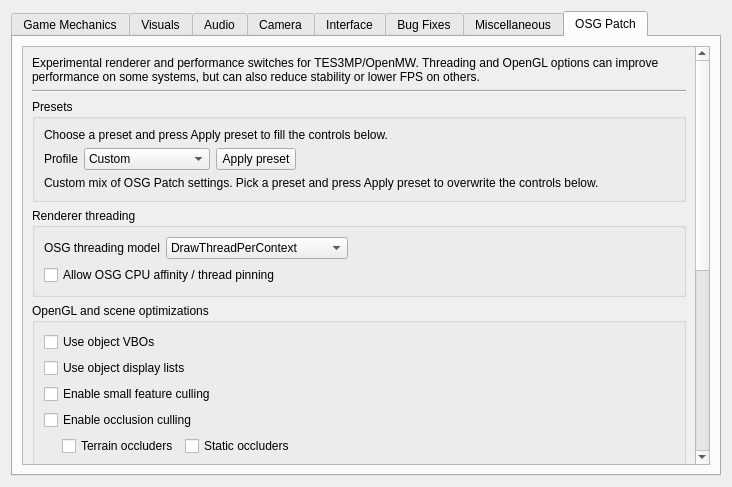
Above: files/ui/advancedpage.ui from MrZer0x0/TES3MP before the change. Below: the same form after it.
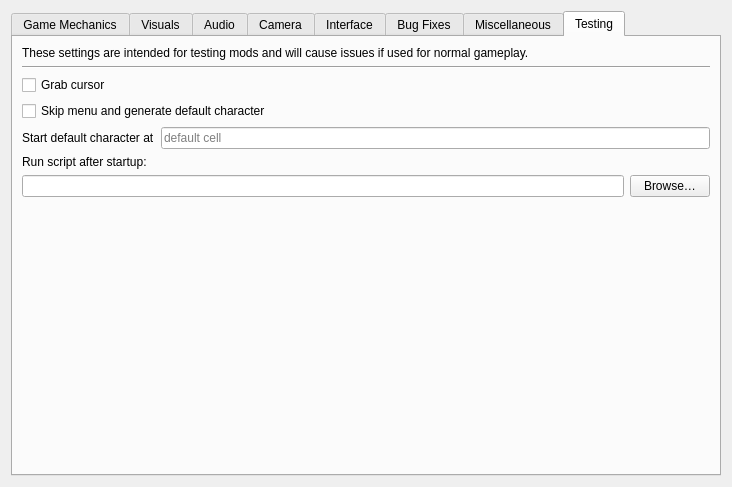
That is the form after the change. The open tabs and pages were chosen to show the change.

```diff
--- a/files/ui/advancedpage.ui
+++ b/files/ui/advancedpage.ui
@@ -234,7 +234,7 @@
           </widget>
          </item>
          <item>
-          <widget class="QSpinBox" name="physicsThreadsSpinBox" />
+          <widget class="QSpinBox" name="physicsThreadsSpinBox"/>
          </item>
          <item>
           <spacer name="horizontalSpacer_4">
@@ -305,7 +305,7 @@
               <item row="0" column="1">
                <widget class="QCheckBox" name="smoothMovementCheckBox">
                 <property name="toolTip">
-                 <string>&lt;html&gt;&lt;head/&gt;&lt;body&gt;&lt;p&gt;Makes NPCs and player movement more smooth. Recommended to use with "turn to movement direction" enabled.&lt;/p&gt;&lt;/body&gt;&lt;/html&gt;</string>
+                 <string>&lt;html&gt;&lt;head/&gt;&lt;body&gt;&lt;p&gt;Makes NPCs and player movement more smooth. Recommended to use with &quot;turn to movement direction&quot; enabled.&lt;/p&gt;&lt;/body&gt;&lt;/html&gt;</string>
                 </property>
                 <property name="text">
                  <string>Smooth movement</string>
@@ -896,7 +896,7 @@
           </spacer>
          </item>
          <item>
-          <layout class="QHBoxLayout" name="horizontalLayout_2" />
+          <layout class="QHBoxLayout" name="horizontalLayout_2"/>
          </item>
         </layout>
        </item>
@@ -1088,7 +1088,7 @@
              <string>&lt;html&gt;&lt;head/&gt;&lt;body&gt;&lt;p&gt;This setting determines whether the amount of the time the player has spent playing will be displayed for each saved game in the Load menu.&lt;/p&gt;&lt;/body&gt;&lt;/html&gt;</string>
             </property>
             <property name="text">
-             <string>Add "Time Played" to saves</string>
+             <string>Add &quot;Time Played&quot; to saves</string>
             </property>
            </widget>
           </item>
@@ -1169,28 +1169,13 @@
      </widget>
      <widget class="QWidget" name="Testing">
       <attribute name="title">
-       <string>OSG Patch</string>
+       <string>Testing</string>
       </attribute>
-      <layout class="QVBoxLayout" name="osgPatchTabLayout">
-       <item>
-        <widget class="QScrollArea" name="osgPatchScrollArea">
-         <property name="widgetResizable">
-          <bool>true</bool>
-         </property>
-         <widget class="QWidget" name="osgPatchScrollAreaWidgetContents">
-          <property name="geometry">
-           <rect>
-            <x>0</x>
-            <y>0</y>
-            <width>751</width>
-            <height>1021</height>
-           </rect>
-          </property>
-          <layout class="QVBoxLayout" name="osgPatchVerticalLayout">
+      <layout class="QVBoxLayout">
            <item>
             <widget class="QLabel" name="testingLabel">
              <property name="text">
-              <string>Experimental renderer and performance switches for TES3MP/OpenMW. Threading and OpenGL options can improve performance on some systems, but can also reduce stability or lower FPS on others.</string>
+          <string>These settings are intended for testing mods and will cause issues if used for normal gameplay.</string>
              </property>
              <property name="wordWrap">
               <bool>true</bool>
@@ -1205,356 +1190,6 @@
             </widget>
            </item>
            <item>
-            <widget class="QGroupBox" name="osgPresetGroupBox">
-             <property name="title">
-              <string>Presets</string>
-             </property>
-             <layout class="QVBoxLayout" name="osgPresetGroupLayout">
-              <item>
-               <widget class="QLabel" name="osgPresetLabel">
-                <property name="text">
-                 <string>Choose a preset and press Apply preset to fill the controls below.</string>
-                </property>
-                <property name="wordWrap">
-                 <bool>true</bool>
-                </property>
-               </widget>
-              </item>
-              <item>
-               <layout class="QHBoxLayout" name="osgPresetControlLayout">
-                <item>
-                 <widget class="QLabel" name="osgPresetComboLabel">
-                  <property name="text">
-                   <string>Profile</string>
-                  </property>
-                 </widget>
-                </item>
-                <item>
-                 <widget class="QComboBox" name="osgPresetComboBox">
-                  <item>
-                   <property name="text">
-                    <string>Custom</string>
-                   </property>
-                  </item>
-                  <item>
-                   <property name="text">
-                    <string>Safe</string>
-                   </property>
-                  </item>
-                  <item>
-                   <property name="text">
-                    <string>Balanced</string>
-                   </property>
-                  </item>
-                  <item>
-                   <property name="text">
-                    <string>Max Performance</string>
-                   </property>
-                  </item>
-                  <item>
-                   <property name="text">
-                    <string>GPU Heavy</string>
-                   </property>
-                  </item>
-                  <item>
-                   <property name="text">
-                    <string>CPU Heavy</string>
-                   </property>
-                  </item>
-                 </widget>
-                </item>
-                <item>
-                 <widget class="QPushButton" name="osgPresetApplyButton">
-                  <property name="text">
-                   <string>Apply preset</string>
-                  </property>
-                 </widget>
-                </item>
-                <item>
-                 <spacer name="horizontalSpacer_osgPreset">
-                  <property name="orientation">
-                   <enum>Qt::Horizontal</enum>
-                  </property>
-                  <property name="sizeHint" stdset="0">
-                   <size>
-                    <width>40</width>
-                    <height>20</height>
-                   </size>
-                  </property>
-                 </spacer>
-                </item>
-               </layout>
-              </item>
-              <item>
-               <widget class="QLabel" name="osgPresetDescriptionLabel">
-                <property name="text">
-                 <string>Custom mix of OSG Patch settings. Pick a preset and press Apply preset to overwrite the controls below.</string>
-                </property>
-                <property name="wordWrap">
-                 <bool>true</bool>
-                </property>
-               </widget>
-              </item>
-             </layout>
-            </widget>
-           </item>
-           <item>
-            <widget class="QGroupBox" name="osgThreadingGroupBox">
-             <property name="title">
-              <string>Renderer threading</string>
-             </property>
-             <layout class="QVBoxLayout" name="osgThreadingGroupLayout">
-              <item>
-               <layout class="QHBoxLayout" name="osgThreadingModelLayout">
-                <item>
-                 <widget class="QLabel" name="osgThreadingModelLabel">
-                  <property name="toolTip">
-                   <string>Select the OSG viewer threading mode used by the game window.</string>
-                  </property>
-                  <property name="text">
-                   <string>OSG threading model</string>
-                  </property>
-                 </widget>
-                </item>
-                <item>
-                 <widget class="QComboBox" name="osgThreadingModelComboBox">
-                  <item>
-                   <property name="text">
-                    <string>DrawThreadPerContext</string>
-                   </property>
-                  </item>
-                  <item>
-                   <property name="text">
-                    <string>CullDrawThreadPerContext</string>
-                   </property>
-                  </item>
-                  <item>
-                   <property name="text">
-                    <string>SingleThreaded</string>
-                   </property>
-                  </item>
-                 </widget>
-                </item>
-                <item>
-                 <spacer name="horizontalSpacer_osgThreadingModel">
-                  <property name="orientation">
-                   <enum>Qt::Horizontal</enum>
-                  </property>
-                  <property name="sizeHint" stdset="0">
-                   <size>
-                    <width>40</width>
-                    <height>20</height>
-                   </size>
-                  </property>
-                 </spacer>
-                </item>
-               </layout>
-              </item>
-              <item>
-               <widget class="QCheckBox" name="useConfigureAffinityCheckBox">
-                <property name="toolTip">
-                 <string>Allow OSG to set CPU affinity for its worker threads. Usually best left off, but useful to test on some systems.</string>
-                </property>
-                <property name="text">
-                 <string>Allow OSG CPU affinity / thread pinning</string>
-                </property>
-               </widget>
-              </item>
-             </layout>
-            </widget>
-           </item>
-           <item>
-            <widget class="QGroupBox" name="osgOpenGlGroupBox">
-             <property name="title">
-              <string>OpenGL and scene optimizations</string>
-             </property>
-             <layout class="QVBoxLayout" name="osgOpenGlGroupLayout">
-              <item>
-               <widget class="QCheckBox" name="objectVboCheckBox">
-                <property name="text">
-                 <string>Use object VBOs</string>
-                </property>
-               </widget>
-              </item>
-              <item>
-               <widget class="QCheckBox" name="objectDisplayListsCheckBox">
-                <property name="text">
-                 <string>Use object display lists</string>
-                </property>
-               </widget>
-              </item>
-              <item>
-               <widget class="QCheckBox" name="smallFeatureCullingCheckBox">
-                <property name="text">
-                 <string>Enable small feature culling</string>
-                </property>
-               </widget>
-              </item>
-              <item>
-               <widget class="QCheckBox" name="occlusionCullingCheckBox">
-                <property name="text">
-                 <string>Enable occlusion culling</string>
-                </property>
-               </widget>
-              </item>
-              <item>
-               <layout class="QHBoxLayout" name="occlusionChildrenLayout">
-                <item>
-                 <spacer name="occlusionChildrenIndentSpacer">
-                  <property name="orientation">
-                   <enum>Qt::Horizontal</enum>
-                  </property>
-                  <property name="sizeType">
-                   <enum>QSizePolicy::Fixed</enum>
-                  </property>
-                  <property name="sizeHint" stdset="0">
-                   <size>
-                    <width>18</width>
-                    <height>20</height>
-                   </size>
-                  </property>
-                 </spacer>
-                </item>
-                <item>
-                 <widget class="QCheckBox" name="occlusionCullingTerrainCheckBox">
-                  <property name="text">
-                   <string>Terrain occluders</string>
-                  </property>
-                 </widget>
-                </item>
-                <item>
-                 <widget class="QCheckBox" name="occlusionCullingStaticsCheckBox">
-                  <property name="text">
-                   <string>Static occluders</string>
-                  </property>
-                 </widget>
-                </item>
-                <item>
-                 <spacer name="horizontalSpacer_occlusionChildren">
-                  <property name="orientation">
-                   <enum>Qt::Horizontal</enum>
-                  </property>
-                  <property name="sizeHint" stdset="0">
-                   <size>
-                    <width>40</width>
-                    <height>20</height>
-                   </size>
-                  </property>
-                 </spacer>
-                </item>
-               </layout>
-              </item>
-              <item>
-               <widget class="QCheckBox" name="forceShadersCheckBox">
-                <property name="text">
-                 <string>Force shaders</string>
-                </property>
-               </widget>
-              </item>
-              <item>
-               <widget class="QCheckBox" name="forcePerPixelLightingCheckBox">
-                <property name="text">
-                 <string>Force per-pixel lighting</string>
-                </property>
-               </widget>
-              </item>
-             </layout>
-            </widget>
-           </item>
-           <item>
-            <widget class="QGroupBox" name="osgStreamingGroupBox">
-             <property name="title">
-              <string>Streaming and physics</string>
-             </property>
-             <layout class="QVBoxLayout" name="osgStreamingGroupLayout">
-              <item>
-               <layout class="QHBoxLayout" name="preloadThreadsLayout">
-                <item>
-                 <widget class="QLabel" name="preloadThreadsLabel">
-                  <property name="text">
-                   <string>Cell preload threads</string>
-                  </property>
-                 </widget>
-                </item>
-                <item>
-                 <widget class="QSpinBox" name="preloadThreadsSpinBox">
-                  <property name="minimum">
-                   <number>0</number>
-                  </property>
-                  <property name="maximum">
-                   <number>32</number>
-                  </property>
-                 </widget>
-                </item>
-                <item>
-                 <spacer name="horizontalSpacer_preloadThreads">
-                  <property name="orientation">
-                   <enum>Qt::Horizontal</enum>
-                  </property>
-                  <property name="sizeHint" stdset="0">
-                   <size>
-                    <width>40</width>
-                    <height>20</height>
-                   </size>
-                  </property>
-                 </spacer>
-                </item>
-               </layout>
-              </item>
-              <item>
-               <layout class="QHBoxLayout" name="patchPhysicsThreadsLayout">
-                <item>
-                 <widget class="QLabel" name="patchPhysicsThreadsLabel">
-                  <property name="toolTip">
-                   <string>How many background threads will be used for physics. 0 keeps physics on the main thread.</string>
-                  </property>
-                  <property name="text">
-                   <string>Background physics threads</string>
-                  </property>
-                 </widget>
-                </item>
-                <item>
-                 <widget class="QSpinBox" name="patchPhysicsThreadsSpinBox">
-                  <property name="minimum">
-                   <number>0</number>
-                  </property>
-                  <property name="maximum">
-                   <number>32</number>
-                  </property>
-                 </widget>
-                </item>
-                <item>
-                 <spacer name="horizontalSpacer_patchPhysicsThreads">
-                  <property name="orientation">
-                   <enum>Qt::Horizontal</enum>
-                  </property>
-                  <property name="sizeHint" stdset="0">
-                   <size>
-                    <width>40</width>
-                    <height>20</height>
-                   </size>
-                  </property>
-                 </spacer>
-                </item>
-               </layout>
-              </item>
-              <item>
-               <widget class="QCheckBox" name="deferAabbUpdateCheckBox">
-                <property name="text">
-                 <string>Defer physics AABB updates</string>
-                </property>
-               </widget>
-              </item>
-             </layout>
-            </widget>
-           </item>
-           <item>
-            <widget class="QGroupBox" name="osgTestingGroupBox">
-             <property name="title">
-              <string>Testing helpers</string>
-             </property>
-             <layout class="QVBoxLayout" name="osgTestingHelpersLayout">
-              <item>
                <widget class="QCheckBox" name="grabCursorCheckBox">
                 <property name="toolTip">
                  <string>&lt;html&gt;&lt;head/&gt;&lt;body&gt;&lt;p&gt;OpenMW will capture control of the cursor if this setting is true.&lt;/p&gt;&lt;p&gt;In “look mode”, OpenMW will center the cursor regardless of the value of this setting (since the cursor/crosshair is always centered in the OpenMW window). However, in GUI mode, this setting determines the behavior when the cursor is moved outside the OpenMW window. If true, the cursor movement stops at the edge of the window preventing access to other applications. If false, the cursor is allowed to move freely on the desktop.&lt;/p&gt;&lt;p&gt;This setting does not apply to the screen where escape has been pressed, where the cursor is never captured. Regardless of this setting “Alt-Tab” or some other operating system dependent key sequence can be used to allow the operating system to regain control of the mouse cursor. This setting interacts with the minimize on focus loss setting by affecting what counts as a focus loss. Specifically on a two-screen configuration it may be more convenient to access the second screen with setting disabled.&lt;/p&gt;&lt;p&gt;Note for developers: it’s desirable to have this setting disabled when running the game in a debugger, to prevent the mouse cursor from becoming unusable when the game pauses on a breakpoint.&lt;/p&gt;&lt;/body&gt;&lt;/html&gt;</string>
@@ -1615,7 +1250,7 @@
               <item>
                <layout class="QHBoxLayout" name="runScriptAfterStartupHorizontalLayout">
                 <item>
-                 <widget class="QLineEdit" name="runScriptAfterStartupField" />
+          <widget class="QLineEdit" name="runScriptAfterStartupField"/>
                 </item>
                 <item>
                  <widget class="QPushButton" name="runScriptAfterStartupBrowseButton">
@@ -1626,9 +1261,6 @@
                 </item>
                </layout>
               </item>
-             </layout>
-            </widget>
-           </item>
            <item>
             <spacer>
              <property name="orientation">
@@ -1648,10 +1280,6 @@
        </item>
       </layout>
      </widget>
-    </widget>
-   </item>
-  </layout>
- </widget>
- <resources />
- <connections />
+ <resources/>
+ <connections/>
 </ui>
```
Lines whose indentation alone changed are shown as unchanged.
